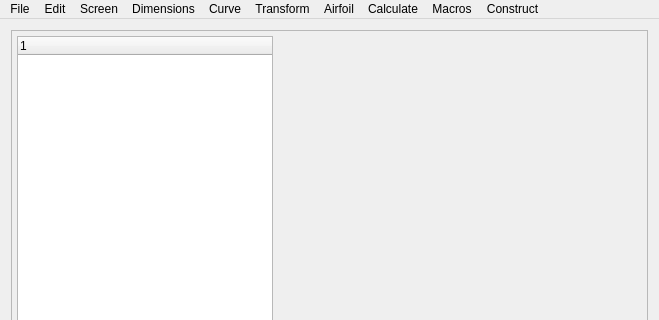
Old version of the form curve/curvewindow.ui in the repository SoloMainDeveloper/TurbineQC; both pictures show x 0 to 659 and y 0 to 320 of the 659 by 463 pixel window.
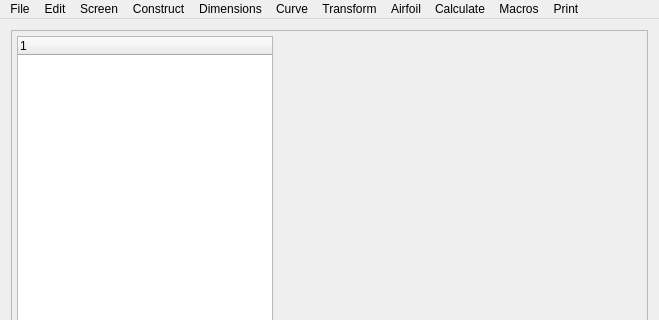
New version of the form. Custom widgets are drawn as their Qt base class.

```diff
--- a/curve/curvewindow.ui
+++ b/curve/curvewindow.ui
@@ -205,16 +205,23 @@
     </property>
     <addaction name="actionText"/>
    </widget>
+   <widget class="QMenu" name="menuReport">
+    <property name="title">
+     <string>Print</string>
+    </property>
+    <addaction name="actionShowPrintViewer"/>
+   </widget>
    <addaction name="menuFile"/>
    <addaction name="menuEdit"/>
    <addaction name="menuScreen"/>
+   <addaction name="menuConstruct"/>
    <addaction name="menuDimensions"/>
    <addaction name="menuCurve"/>
    <addaction name="menuTransform"/>
    <addaction name="menuAirfoil"/>
    <addaction name="menuCalculate"/>
    <addaction name="menuMacros"/>
-   <addaction name="menuConstruct"/>
+   <addaction name="menuReport"/>
   </widget>
   <action name="actionAssignTolerancesToNominal">
    <property name="text">
```
Left out of the diff: 5 changed lines with no effect on the pictures.
